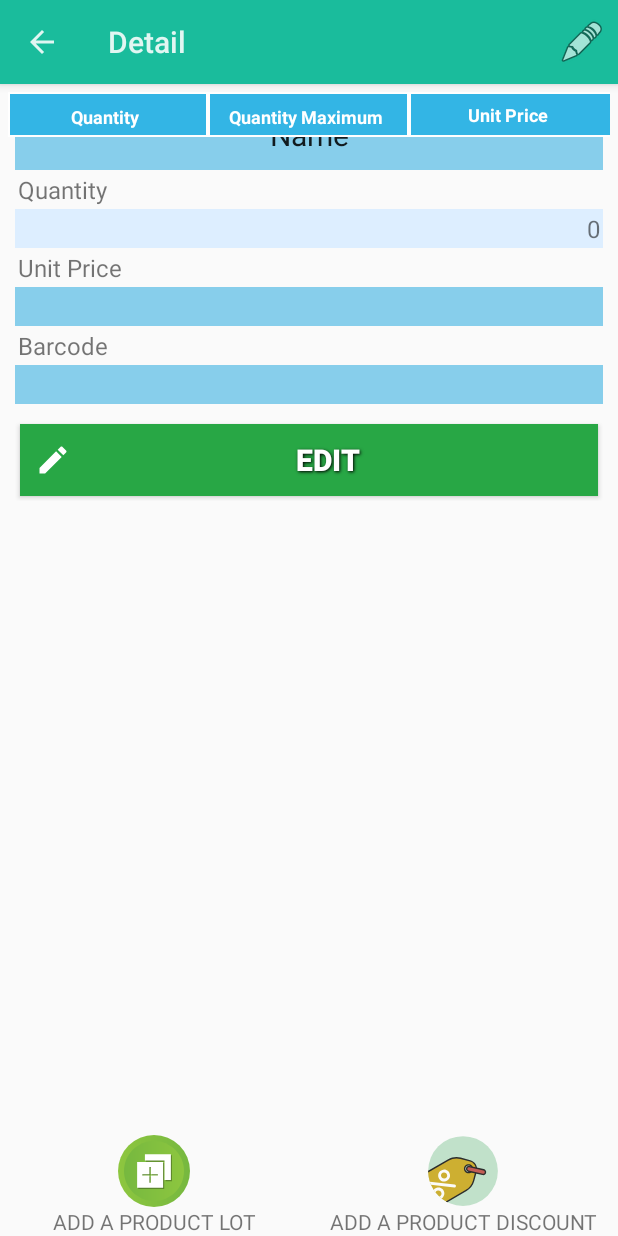
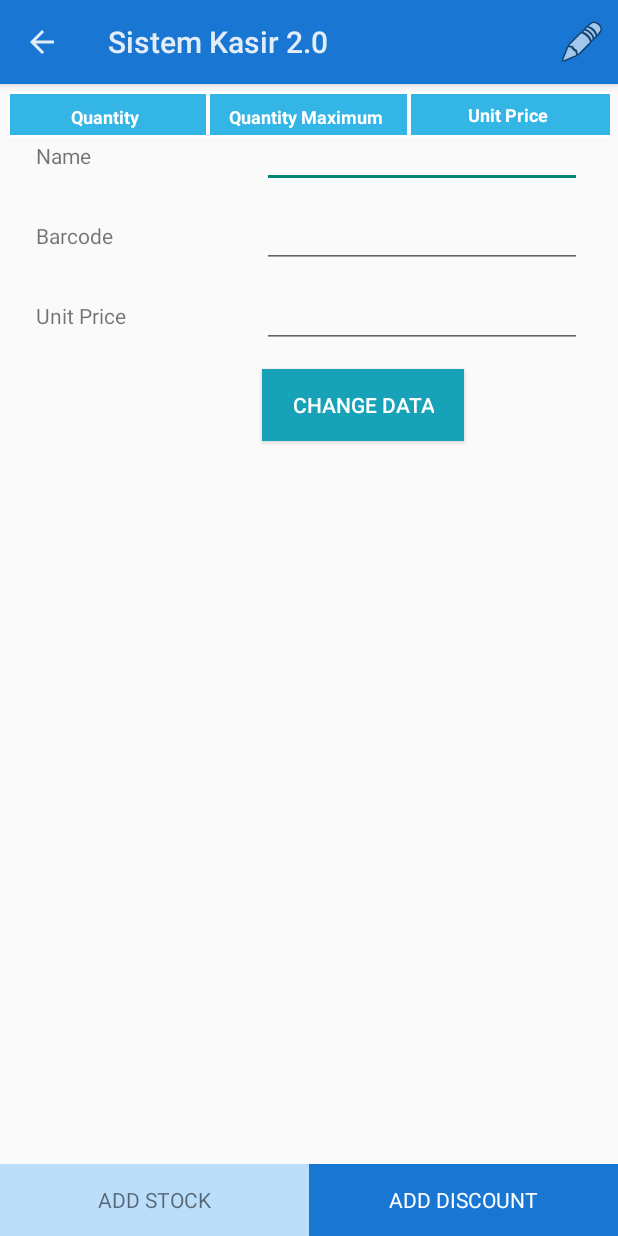
Before and after one commit to faridefendi58/siska, an Android app: the ProductDetailActivity screen opened directly, with no data from a screen before it, on a phone screen of 412 x 824 dp. Run offline under Robolectric (Android 15) with nearby library versions, the phone set to English and light mode, and no system bars; network calls fail; 6 statements that could not run were skipped.

Commit message:
Create new product

```diff
--- a/app/src/main/AndroidManifest.xml
+++ b/app/src/main/AndroidManifest.xml
@@ -84,6 +84,11 @@
             android:name=".ui.transaction.CheckoutActivity"
             android:screenOrientation="portrait"
             android:theme="@style/AppTheme" />
+        <activity
+            android:name=".ui.inventory.ProductActivity"
+            android:label="@string/title_product"
+            android:theme="@style/AppTheme">
+        </activity>
     </application>
 
 </manifest>
--- a/app/src/main/java/com/slightsite/siskapos/ui/inventory/ProductDetailActivity.java
+++ b/app/src/main/java/com/slightsite/siskapos/ui/inventory/ProductDetailActivity.java
@@ -8,6 +8,7 @@ import android.annotation.SuppressLint;
 import android.app.ActionBar;
 import android.app.Activity;
 import android.app.AlertDialog;
+import android.content.Intent;
 import android.content.res.Resources;
 import android.graphics.Color;
 import android.graphics.drawable.ColorDrawable;
@@ -42,6 +43,7 @@ import com.slightsite.siskapos.domain.inventory.Stock;
 import com.slightsite.siskapos.technicalservices.NoDaoSetException;
 import com.slightsite.siskapos.ui.component.UpdatableFragment;
 import com.slightsite.siskapos.ui.sale.SaleFragment;
+import com.slightsite.siskapos.ui.transaction.TransactionActivity;
 
 /**
  * UI for shows the datails of each Product.
@@ -93,8 +95,8 @@ public class ProductDetailActivity extends Activity {
 		if (android.os.Build.VERSION.SDK_INT >= Build.VERSION_CODES.HONEYCOMB) {
 			ActionBar actionBar = getActionBar();
 			actionBar.setDisplayHomeAsUpEnabled(true);
-			actionBar.setTitle(res.getString(R.string.product_detail));
-			actionBar.setBackgroundDrawable(new ColorDrawable(Color.parseColor("#1ABC9C")));
+			actionBar.setTitle(product.getName());
+			actionBar.setBackgroundDrawable(new ColorDrawable(Color.parseColor("#1976D2")));
 		}
 	}
 
@@ -103,7 +105,6 @@ public class ProductDetailActivity extends Activity {
 		super.onCreate(savedInstanceState);
 
 		res = getResources();
-		initiateActionBar();
 
 		try {
 			stock = Inventory.getInstance().getStock();
@@ -114,6 +115,8 @@ public class ProductDetailActivity extends Activity {
 
 		id = getIntent().getStringExtra("id");
 		product = productCatalog.getProductById(Integer.parseInt(id));
+
+		initiateActionBar();
 
 		initUI(savedInstanceState);
 		remember = new String[3];
@@ -134,7 +137,7 @@ public class ProductDetailActivity extends Activity {
 		nameBox = (EditText) findViewById(R.id.nameBox);
 		priceBox = (EditText) findViewById(R.id.priceBox);
 		barcodeBox = (EditText) findViewById(R.id.barcodeBox);
-		stockSumBox = (TextView) findViewById(R.id.stockSumBox);
+		//stockSumBox = (TextView) findViewById(R.id.stockSumBox);
 		submitEditButton = (Button) findViewById(R.id.submitEditButton);
 		submitEditButton.setVisibility(View.INVISIBLE);
 		cancelEditButton = (Button) findViewById(R.id.cancelEditButton);
@@ -197,7 +200,8 @@ public class ProductDetailActivity extends Activity {
 		}
 
 		SimpleAdapter sAdap = new SimpleAdapter(ProductDetailActivity.this, stockList,
-				R.layout.listview_stock, new String[] { "dateAdded",
+				R.layout.listview_stock, new String[] {
+				"dateAdded",
 				"cost", "quantity" }, new int[] {
 				R.id.dateAdded, R.id.cost, R.id.quantity, });
 		stockListView.setAdapter(sAdap);
@@ -228,16 +232,18 @@ public class ProductDetailActivity extends Activity {
 	protected void onResume() {
 		super.onResume();
 		int productId = Integer.parseInt(id);
-		stockSumBox.setText(stock.getStockSumById(productId)+"");
+		//stockSumBox.setText(stock.getStockSumById(productId)+"");
 		showList(stock.getProductLotByProductId(productId));
 		showListDiscount(stock.getProductDiscountByProductId(productId));
 	}
 
 	@Override
 	public boolean onOptionsItemSelected(MenuItem item) {
+		Intent intent = new Intent(ProductDetailActivity.this, ProductActivity.class);
 		switch (item.getItemId()) {
 		case android.R.id.home:
 			this.finish();
+			startActivity(intent);
 			return true;
 		case R.id.action_edit:
 			edit();
@@ -253,13 +259,13 @@ public class ProductDetailActivity extends Activity {
 	private void submitEdit() {
 		nameBox.setFocusable(false);
 		nameBox.setFocusableInTouchMode(false);
-		nameBox.setBackgroundColor(Color.parseColor("#87CEEB"));
+		//nameBox.setBackgroundColor(Color.parseColor("#87CEEB"));
 		priceBox.setFocusable(false);
 		priceBox.setFocusableInTouchMode(false);
-		priceBox.setBackgroundColor(Color.parseColor("#87CEEB"));
+		//priceBox.setBackgroundColor(Color.parseColor("#87CEEB"));
 		barcodeBox.setFocusable(false);
 		barcodeBox.setFocusableInTouchMode(false);
-		barcodeBox.setBackgroundColor(Color.parseColor("#87CEEB"));
+		//barcodeBox.setBackgroundColor(Color.parseColor("#87CEEB"));
 		product.setName(nameBox.getText().toString());
 		if(priceBox.getText().toString().equals(""))
 			priceBox.setText("0.0");
@@ -277,13 +283,13 @@ public class ProductDetailActivity extends Activity {
 	private void cancelEdit() {
 		nameBox.setFocusable(false);
 		nameBox.setFocusableInTouchMode(false);
-		nameBox.setBackgroundColor(Color.parseColor("#87CEEB"));
+		//nameBox.setBackgroundColor(Color.parseColor("#87CEEB"));
 		priceBox.setFocusable(false);
 		priceBox.setFocusableInTouchMode(false);
-		priceBox.setBackgroundColor(Color.parseColor("#87CEEB"));
+		//priceBox.setBackgroundColor(Color.parseColor("#87CEEB"));
 		barcodeBox.setFocusable(false);
 		barcodeBox.setFocusableInTouchMode(false);
-		barcodeBox.setBackgroundColor(Color.parseColor("#87CEEB"));
+		//barcodeBox.setBackgroundColor(Color.parseColor("#87CEEB"));
 		submitEditButton.setVisibility(View.INVISIBLE);
 		cancelEditButton.setVisibility(View.INVISIBLE);
 		nameBox.setText(remember[0]);
@@ -298,13 +304,13 @@ public class ProductDetailActivity extends Activity {
 	private void edit() {
 		nameBox.setFocusable(true);
 		nameBox.setFocusableInTouchMode(true);
-		nameBox.setBackgroundColor(Color.parseColor("#FFBB33"));
+		//nameBox.setBackgroundColor(Color.parseColor("#FFBB33"));
 		priceBox.setFocusable(true);
 		priceBox.setFocusableInTouchMode(true);
-		priceBox.setBackgroundColor(Color.parseColor("#FFBB33"));
+		//priceBox.setBackgroundColor(Color.parseColor("#FFBB33"));
 		barcodeBox.setFocusable(true);
 		barcodeBox.setFocusableInTouchMode(true);
-		barcodeBox.setBackgroundColor(Color.parseColor("#FFBB33"));
+		//barcodeBox.setBackgroundColor(Color.parseColor("#FFBB33"));
 		remember[0] = nameBox.getText().toString();
 		remember[1] = priceBox.getText().toString();
 		remember[2] = barcodeBox.getText().toString();
--- a/app/src/main/res/layout/layout_productdetail_detail.xml
+++ b/app/src/main/res/layout/layout_productdetail_detail.xml
@@ -11,117 +11,78 @@
         android:padding="10dp"
         android:orientation="vertical" >
 
-        <EditText
-            android:id="@+id/nameBox"
+        <GridLayout
             android:layout_width="match_parent"
-            android:layout_height="wrap_content"
-            android:background="#87CEEB"
-            android:focusable="false"
-            android:focusableInTouchMode="false"
-            android:gravity="center"
-            android:inputType="textNoSuggestions"
-            android:padding="10dip"
-            android:text="@string/name"
-            android:textAppearance="?android:attr/textAppearanceLarge"
-            android:textSize="20sp" />
+            android:layout_height="match_parent"
+            android:useDefaultMargins="true"
+            android:alignmentMode="alignBounds"
+            android:columnOrderPreserved="true"
+            android:columnCount="2"
+            android:padding="10dp">
 
             <TextView
-            android:id="@+id/quantityLabel"
-            android:layout_width="match_parent"
-            android:layout_height="wrap_content"
-            android:padding="2dip"
-            android:text="@string/quantity"
-            android:textSize="16sp" />
+                android:text="@string/name"
+                android:layout_gravity="left"
+                />
+
+            <EditText
+                android:ems="10"
+                android:id="@+id/nameBox"
+                android:inputType="textPersonName"
+                android:singleLine="true"
+                android:textColor="@color/colorBlack"
+                />
 
             <TextView
-            android:id="@+id/stockSumBox"
-            android:layout_width="match_parent"
-            android:layout_height="wrap_content"
-            android:background="#DDEEFF"
-            android:gravity="right"
-            android:padding="2dip"
-            android:textSize="16sp" />
+                android:id="@+id/barcodeLabel"
+                android:text="@string/barcode"
+                android:layout_column="0"
+                android:layout_gravity="left"
+                />
 
-    <!--
-                <TextView
-                    android:id="@+id/profitLabel"
-                    android:layout_width="match_parent"
-                    android:layout_height="wrap_content"
-                    android:padding="2dip"
-                    android:text="Profit per unit"
-                    android:textSize="20sp" />
-
-                <TextView
-                    android:id="@+id/profitBox"
-                    android:layout_width="match_parent"
-                    android:layout_height="wrap_content"
-                    android:background="#DDEEFF"
-                    android:gravity="right"
-                    android:padding="2dip"
-                    android:textSize="25sp" />
-    -->
+            <EditText
+                android:ems="10"
+                android:id="@+id/barcodeBox"
+                android:inputType="text"
+                android:singleLine="true"
+                android:text=""
+                android:textColor="@color/colorBlack"
+                />
 
             <TextView
                 android:id="@+id/priceLabel"
-        android:layout_width="match_parent"
-        android:layout_height="wrap_content"
-        android:padding="2dip"
                 android:text="@string/unit_price"
-        android:textSize="16sp" />
+                android:layout_column="0"
+                android:layout_gravity="left"
+                />
 
             <EditText
+                android:ems="10"
                 android:id="@+id/priceBox"
-        android:layout_width="match_parent"
-        android:layout_height="wrap_content"
-        android:background="#87CEEB"
-        android:focusable="false"
-        android:focusableInTouchMode="false"
-        android:gravity="right"
                 android:inputType="number"
-        android:padding="2dip"
-        android:textSize="16sp" />
+                android:singleLine="true"
+                android:text=""
+                android:textColor="@color/colorBlack"
+                />
 
-    <TextView
-        android:id="@+id/barcodeLabel"
-        android:layout_width="match_parent"
-        android:layout_height="wrap_content"
-        android:padding="2dip"
-        android:text="@string/barcode"
-        android:textSize="16sp" />
-
-    <EditText
-        android:id="@+id/barcodeBox"
-        android:layout_width="match_parent"
-        android:layout_height="wrap_content"
-        android:background="#87CEEB"
-        android:focusable="false"
-        android:focusableInTouchMode="false"
-        android:gravity="right"
-        android:inputType="number"
-        android:padding="2dip"
-        android:textSize="16sp" />
-
-    <LinearLayout
-        android:layout_width="match_parent"
-        android:layout_height="wrap_content"
-        android:orientation="horizontal"
-        android:layout_marginTop="10dp"
-        android:weightSum="1">
+            <Space
+                android:layout_row="5"
+                android:layout_column="0"
+                android:layout_columnSpan="1"
+                android:layout_gravity="fill"
+                />
 
             <Button
                 android:id="@+id/openEditButton"
-            style="@style/ButtonText"
-            android:layout_width="match_parent"
-            android:layout_height="wrap_content"
-            android:background="@color/btnSuccess"
-            android:text="@string/edit"
-            android:drawableLeft="@drawable/ic_edit_white_24dp"
-            android:layout_gravity="center"
-            android:layout_weight="0.5"
-            android:paddingHorizontal="10dp"
+                android:text="@string/change_data"
+                android:layout_row="6"
+                android:layout_column="1"
+                android:background="@color/btnInfo"
+                android:textColor="@color/colorWhite"
+                android:paddingHorizontal="20dp"
+                android:layout_marginTop="10dp"
                 />
-
-    </LinearLayout>
+        </GridLayout>
 
     <LinearLayout
         android:layout_width="match_parent"
@@ -130,23 +91,19 @@
 
         <Button
             android:id="@+id/cancelEditButton"
-            style="@style/ButtonText"
             android:layout_width="match_parent"
             android:layout_height="wrap_content"
             android:layout_weight="0.5"
-            android:background="@color/btnDanger"
-            android:drawableLeft="@drawable/ic_cancel_white_24dp"
+            android:background="@color/btnWarning"
             android:paddingHorizontal="10dp"
             android:text="@string/cancel" />
 
         <Button
             android:id="@+id/submitEditButton"
-            style="@style/ButtonText"
             android:layout_width="match_parent"
             android:layout_height="wrap_content"
             android:layout_weight="0.5"
             android:background="@color/btnInfo"
-            android:drawableLeft="@drawable/ic_save_white_24dp"
             android:paddingHorizontal="10dp"
             android:text="@string/save" />
     </LinearLayout>
--- a/app/src/main/res/layout/layout_productdetail_main.xml
+++ b/app/src/main/res/layout/layout_productdetail_main.xml
@@ -52,8 +52,7 @@
             android:layout_width="match_parent"
             android:layout_height="match_parent"
             android:layout_weight="0.5"
-            android:drawableTop="@drawable/ic_add_new"
-            android:background="@android:color/transparent"
+            android:background="@color/blue_100"
             android:text="@string/add_stock" />
 
         <Button
@@ -62,8 +61,8 @@
             android:layout_width="match_parent"
             android:layout_height="match_parent"
             android:layout_weight="0.5"
-            android:drawableTop="@drawable/ic_add_discount"
-            android:background="@android:color/transparent"
+            android:background="@color/colorPrimary"
+            android:textColor="@color/colorWhite"
             android:text="@string/add_discount" />
     </LinearLayout>
 
--- a/app/src/main/res/values/strings.xml
+++ b/app/src/main/res/values/strings.xml
@@ -35,13 +35,14 @@
     <string name="cash">Cash</string>
     <string name="transfer">Transfer Bank</string>
     <string name="change">Change</string>
+    <string name="change_data">Change Data</string>
     <string name="hint_search">Enter name or barcode</string>
     <string name="hint_search_customer">Enter name or email</string>
     <string name="hint_cash">Enter cash here</string>
     <string name="hint_transfer">Enter transfer nominal here</string>
     <string name="add_new_product">Add New Product</string>
-    <string name="add_stock">Add A Product Lot</string>
-    <string name="add_discount">Add A Product Discount</string>
+    <string name="add_stock">Add Stock</string>
+    <string name="add_discount">Add Discount</string>
     <string name="add_new_customer">Add New Customer</string>
     <string name="previous">&lt;</string>
     <string name="next">></string>
```
Also changed, not shown: app/src/main/java/com/slightsite/siskapos/ui/inventory/ProductActivity.java (added, +186 -0 lines), app/src/main/java/com/slightsite/siskapos/ui/inventory/ProductServerActivity.java (+4 -3 lines), app/src/main/java/com/slightsite/siskapos/ui/transaction/TransactionActivity.java (+7 -5 lines), app/src/main/res/layout/activity_product.xml (added, +31 -0 lines), app/src/main/res/layout/layout_addproductdiscount.xml (+4 -4 lines), app/src/main/res/layout/layout_addproductlot.xml (+5 -5 lines), app/src/main/res/layout/layout_product.xml (added, +228 -0 lines), app/src/main/res/menu/menu_product.xml (added, +23 -0 lines), 1 other file. Lines whose indentation alone changed are shown as unchanged.
